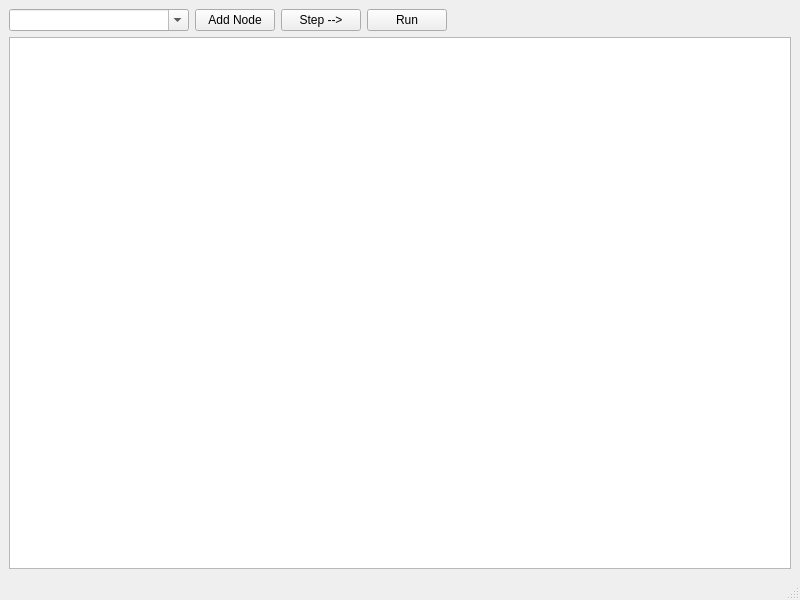
First picture: the form in PyNode/resources/Main.ui, repository FreakTheMighty/VisualProgramming, before the edit.
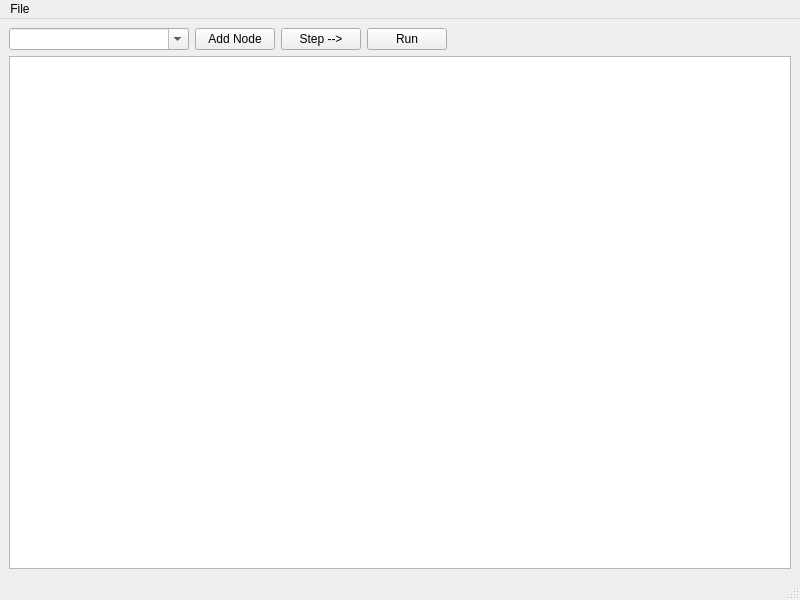
Second picture: the form after the edit.

```diff
--- a/PyNode/resources/Main.ui
+++ b/PyNode/resources/Main.ui
@@ -13,6 +13,9 @@
   <property name="windowTitle">
    <string>MainWindow</string>
   </property>
+  <property name="documentMode">
+   <bool>false</bool>
+  </property>
   <widget class="QWidget" name="centralwidget">
    <layout class="QGridLayout" name="gridLayout">
     <item row="3" column="0">
@@ -86,6 +89,14 @@
      <height>22</height>
     </rect>
    </property>
+   <widget class="QMenu" name="menuFile">
+    <property name="title">
+     <string>File</string>
+    </property>
+    <addaction name="actionOpen"/>
+    <addaction name="actionSave_As"/>
+   </widget>
+   <addaction name="menuFile"/>
   </widget>
   <widget class="QStatusBar" name="statusbar"/>
  </widget>
```
Left out of the diff: 19 changed lines with no effect on the pictures.
